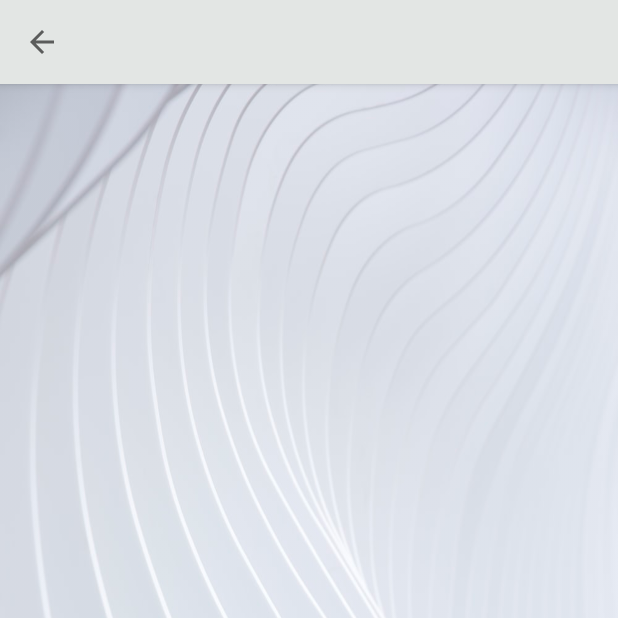
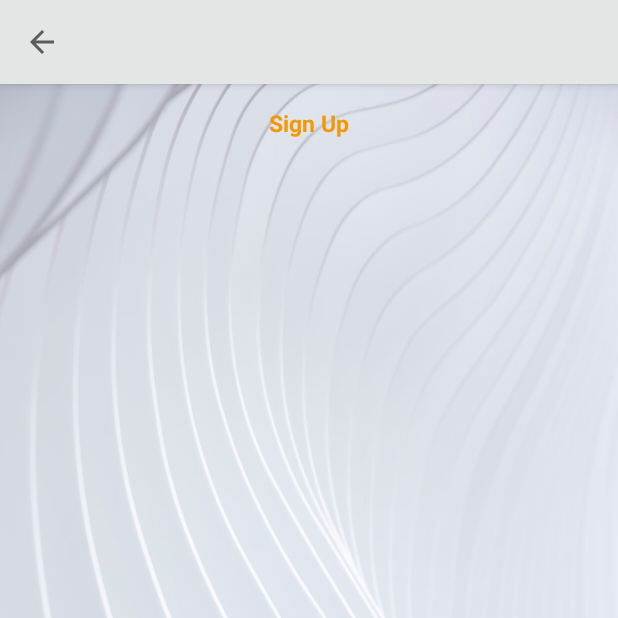
Before and after one commit to nirav131196/LearningApp4, an Android app: the QRScanner_Activity screen opened directly, with no data from a screen before it, on a phone screen of 412 x 824 dp, the top half of it. Run offline under Robolectric (Android 15) with nearby library versions, the phone set to English and light mode, and no system bars.

Commit message:
COMMIT ON 6/3/2023 11:31 AM

```diff
--- a/LoginApp/app/src/main/java/com/example/loginapp/PushNotoficationActivity.java
+++ b/LoginApp/app/src/main/java/com/example/loginapp/PushNotoficationActivity.java
@@ -50,7 +50,6 @@ public class PushNotoficationActivity extends BaseActivity {
 
                 title = edtTitle.getText().toString().trim();
                 description = edtDescription.getText().toString().trim();
-
                 try
                 {
                     if (title.isEmpty() || description.isEmpty())
@@ -72,9 +71,6 @@ public class PushNotoficationActivity extends BaseActivity {
                                 .setContentIntent(pi)
                                 .setLargeIcon(bitmap)
                                 .setPriority(NotificationCompat.PRIORITY_DEFAULT);
-
-
-
                        /* Vibrator phone = (Vibrator) getSystemService(Context.VIBRATOR_SERVICE);
                         // Vibrate for 500 milliseconds
                         if (Build.VERSION.SDK_INT >= Build.VERSION_CODES.O) {
@@ -111,7 +107,6 @@ public class PushNotoficationActivity extends BaseActivity {
                 {
                     showToast("Exception "+ex);
                 }
-
             }
         });
     }
--- a/LoginApp/app/src/main/res/layout/activity_qrscanner.xml
+++ b/LoginApp/app/src/main/res/layout/activity_qrscanner.xml
@@ -25,6 +25,28 @@
 
     </com.google.android.material.appbar.AppBarLayout>
 
+    <ScrollView
+        android:layout_width="match_parent"
+        android:layout_height="wrap_content"
+        app:layout_constraintTop_toBottomOf="@+id/appbarlayout3"
+        app:layout_constraintLeft_toLeftOf="parent"
+        app:layout_constraintRight_toRightOf="parent">
 
+        <LinearLayout
+            android:layout_width="match_parent"
+            android:layout_height="wrap_content"
+            android:orientation="vertical">
 
+            <TextView
+                android:id="@+id/linkforlogin2"
+                android:layout_width="match_parent"
+                android:layout_marginTop="15dp"
+                android:gravity="center"
+                android:text="Sign Up"
+                android:textSize="15dp"
+                android:textStyle="bold"
+                android:textColor="@color/yellow"
+                android:layout_height="wrap_content"/>
+        </LinearLayout>
+    </ScrollView>
 </androidx.constraintlayout.widget.ConstraintLayout>
--- a/LoginApp/app/src/main/res/layout/activity_welcome.xml
+++ b/LoginApp/app/src/main/res/layout/activity_welcome.xml
@@ -6,7 +6,6 @@
     android:layout_height="match_parent"
     android:background="@drawable/backgroundimage2"
     tools:context=".WelcomeActivity">
-
     <com.google.android.material.appbar.AppBarLayout
         android:id="@+id/appbarlayout3"
         android:layout_width="0dp"
```
Also changed, not shown: LoginApp/app/src/main/java/com/example/loginapp/WelcomeActivity.java (+69 -36 lines).
